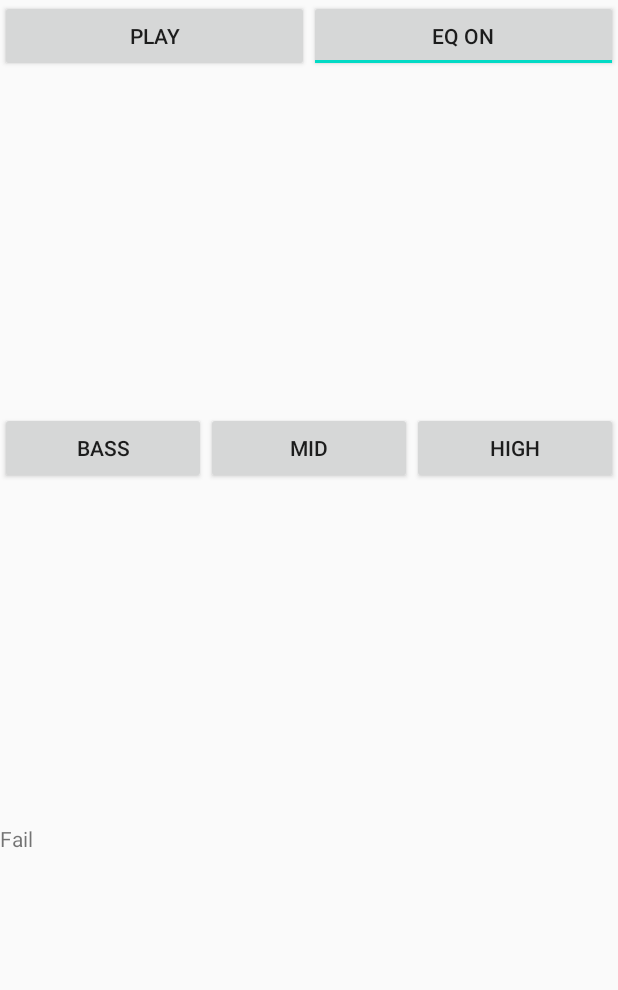
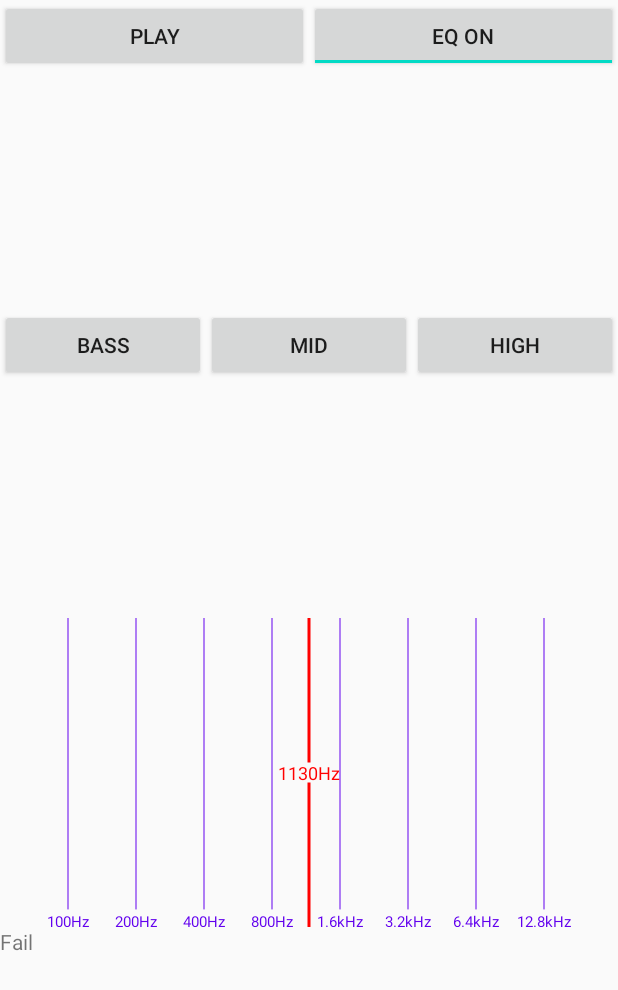
Before and after one commit to TheAvalanche/LearnEQ, an Android app: the screen it shows after launch (MainActivity), after a tap on "BASS", on a phone screen of 412 x 824 dp. Shown: the top 990 px of the screen. Run offline under Robolectric (Android 15) with nearby library versions, the phone set to English and light mode, and no system bars; 5 statements that could not run were skipped.

Commit message:
custom element

```diff
--- /dev/null
+++ b/app/src/main/java/lv/kartishev/eq/EQScale.kt
@@ -0,0 +1,124 @@
+package lv.kartishev.eq
+
+import android.content.Context
+import android.graphics.Canvas
+import android.graphics.Color
+import android.graphics.Paint
+import android.graphics.Rect
+import android.util.AttributeSet
+import android.view.MotionEvent
+import android.view.View
+
+
+/**
+ * TODO: document your custom view class.
+ */
+class EQScale : View {
+
+    private var scalePaint = Paint()
+    private var cursorPaint = Paint()
+    private var cursorPositionX = -1.0f
+    private var hz = 1130L
+
+    constructor(context: Context) : super(context) {
+        init(null, 0)
+    }
+
+    constructor(context: Context, attrs: AttributeSet) : super(context, attrs) {
+        init(attrs, 0)
+    }
+
+    constructor(context: Context, attrs: AttributeSet, defStyle: Int) : super(
+        context,
+        attrs,
+        defStyle
+    ) {
+        init(attrs, defStyle)
+    }
+
+    private fun init(attrs: AttributeSet?, defStyle: Int) {
+        // Load attributes
+        val a = context.obtainStyledAttributes(
+            attrs, R.styleable.EQScale, defStyle, 0
+        )
+
+        val scaleColor = a.getColor(
+            R.styleable.EQScale_scaleColor,
+            Color.BLUE
+        )
+
+        val cursorColor = a.getColor(
+            R.styleable.EQScale_cursorColor,
+            Color.RED
+        )
+
+        a.recycle()
+
+        // Set up a default TextPaint object
+        scalePaint.flags = Paint.ANTI_ALIAS_FLAG
+        scalePaint.color = scaleColor
+        scalePaint.textAlign = Paint.Align.CENTER
+        scalePaint.textSize = 10 * resources.displayMetrics.density
+
+        cursorPaint.flags = Paint.ANTI_ALIAS_FLAG
+        cursorPaint.color = cursorColor
+        cursorPaint.strokeWidth = 2 * resources.displayMetrics.density
+        cursorPaint.textAlign = Paint.Align.CENTER
+        cursorPaint.textSize = 12 * resources.displayMetrics.density
+
+    }
+
+    override fun onTouchEvent(event: MotionEvent): Boolean {
+        val x = event.x
+
+        val n = x *  9.0 / width;
+        hz = Math.round(25.0 * Math.pow(2.0, n + 1))
+
+        when (event.action) {
+            MotionEvent.ACTION_DOWN, MotionEvent.ACTION_MOVE -> {
+                cursorPositionX = x;
+                invalidate()
+            }
+        }
+        return true
+    }
+
+    override fun onDraw(canvas: Canvas) {
+        super.onDraw(canvas)
+
+        if (cursorPositionX < 0) {
+            cursorPositionX = width / 2.0f
+        }
+
+        val bounds = Rect()
+        cursorPaint.getTextBounds("1000Hz", 0, "1000Hz".length, bounds)
+        val curTextHeight: Int = bounds.height()
+
+        scalePaint.let {
+            canvas.drawLine(width / 9 * 1.0f, 0.0f, width / 9 * 1.0f, height.toFloat() - (it.fontMetrics.descent - it.fontMetrics.ascent), it)
+            canvas.drawLine(width / 9 * 2.0f, 0.0f, width / 9 * 2.0f, height.toFloat() - (it.fontMetrics.descent - it.fontMetrics.ascent), it)
+            canvas.drawLine(width / 9 * 3.0f, 0.0f, width / 9 * 3.0f, height.toFloat() - (it.fontMetrics.descent - it.fontMetrics.ascent), it)
+            canvas.drawLine(width / 9 * 4.0f, 0.0f, width / 9 * 4.0f, height.toFloat() - (it.fontMetrics.descent - it.fontMetrics.ascent), it)
+            canvas.drawLine(width / 9 * 5.0f, 0.0f, width / 9 * 5.0f, height.toFloat() - (it.fontMetrics.descent - it.fontMetrics.ascent), it)
+            canvas.drawLine(width / 9 * 6.0f, 0.0f, width / 9 * 6.0f, height.toFloat() - (it.fontMetrics.descent - it.fontMetrics.ascent), it)
+            canvas.drawLine(width / 9 * 7.0f, 0.0f, width / 9 * 7.0f, height.toFloat() - (it.fontMetrics.descent - it.fontMetrics.ascent), it)
+            canvas.drawLine(width / 9 * 8.0f, 0.0f, width / 9 * 8.0f, height.toFloat() - (it.fontMetrics.descent - it.fontMetrics.ascent), it)
+
+            canvas.drawText("100Hz", width / 9 * 1.0f, height.toFloat(), it)
+            canvas.drawText("200Hz", width / 9 * 2.0f, height.toFloat(), it)
+            canvas.drawText("400Hz", width / 9 * 3.0f, height.toFloat(), it)
+            canvas.drawText("800Hz", width / 9 * 4.0f, height.toFloat(), it)
+            canvas.drawText("1.6kHz", width / 9 * 5.0f, height.toFloat(), it)
+            canvas.drawText("3.2kHz", width / 9 * 6.0f, height.toFloat(), it)
+            canvas.drawText("6.4kHz", width / 9 * 7.0f, height.toFloat(), it)
+            canvas.drawText("12.8kHz", width / 9 * 8.0f, height.toFloat(), it)
+        }
+
+        cursorPaint.let {
+            canvas.drawLine(cursorPositionX, 0.0f, cursorPositionX, (height.toFloat() / 2) - (curTextHeight / 2) - (curTextHeight / 4), it)
+            canvas.drawLine(cursorPositionX, (height.toFloat() / 2) + (curTextHeight / 2) + (curTextHeight / 4), cursorPositionX, height.toFloat(), it)
+
+            canvas.drawText(hz.toString() + "Hz", cursorPositionX, (height.toFloat() / 2) + (curTextHeight / 2), it)
+        }
+    }
+}
--- a/app/src/main/java/lv/kartishev/eq/MainActivity.kt
+++ b/app/src/main/java/lv/kartishev/eq/MainActivity.kt
@@ -41,7 +41,7 @@ class MainActivity : AppCompatActivity() {
         val resultView: TextView = findViewById(R.id.result)
 
         bassButton.setOnClickListener { v: View ->
-            val frequency = PlaybackEngine.getFrequency()
+            val frequency = PlaybackEngine.frequency
 
             if (frequency >= 50 && frequency <= 250) {
                 resultView.setText("Match")
@@ -55,7 +55,7 @@ class MainActivity : AppCompatActivity() {
         }
 
         midButton.setOnClickListener { v: View ->
-            val frequency = PlaybackEngine.getFrequency()
+            val frequency = PlaybackEngine.frequency
 
             if (frequency >= 250 && frequency <= 4000) {
                 resultView.setText("Match")
@@ -69,7 +69,7 @@ class MainActivity : AppCompatActivity() {
         }
 
         highButton.setOnClickListener { v: View ->
-            val frequency = PlaybackEngine.getFrequency()
+            val frequency = PlaybackEngine.frequency
 
             if (frequency >= 4000 && frequency <= 20000) {
                 resultView.setText("Match")
--- a/app/src/main/java/lv/kartishev/eq/PlaybackEngine.java
+++ /dev/null
@@ -1,86 +0,0 @@
-package lv.kartishev.eq;
-/*
- * Copyright 2017 The Android Open Source Project
- *
- * Licensed under the Apache License, Version 2.0 (the "License");
- * you may not use this file except in compliance with the License.
- * You may obtain a copy of the License at
- *
- *      http://www.apache.org/licenses/LICENSE-2.0
- *
- * Unless required by applicable law or agreed to in writing, software
- * distributed under the License is distributed on an "AS IS" BASIS,
- * WITHOUT WARRANTIES OR CONDITIONS OF ANY KIND, either express or implied.
- * See the License for the specific language governing permissions and
- * limitations under the License.
- */
-
-import android.content.Context;
-import android.content.res.AssetManager;
-import android.media.AudioManager;
-import android.os.Build;
-
-public class PlaybackEngine {
-
-    static long mEngineHandle = 0;
-
-    // Load native library
-    static {
-        System.loadLibrary("hello-oboe");
-    }
-
-    static boolean create(Context context){
-
-        if (mEngineHandle == 0){
-            setDefaultStreamValues(context);
-            mEngineHandle = native_createEngine(context.getAssets());
-        }
-        return (mEngineHandle != 0);
-    }
-
-    private static void setDefaultStreamValues(Context context) {
-        if (Build.VERSION.SDK_INT >= Build.VERSION_CODES.JELLY_BEAN_MR1){
-            AudioManager myAudioMgr = (AudioManager) context.getSystemService(Context.AUDIO_SERVICE);
-            String sampleRateStr = myAudioMgr.getProperty(AudioManager.PROPERTY_OUTPUT_SAMPLE_RATE);
-            int defaultSampleRate = Integer.parseInt(sampleRateStr);
-            String framesPerBurstStr = myAudioMgr.getProperty(AudioManager.PROPERTY_OUTPUT_FRAMES_PER_BUFFER);
-            int defaultFramesPerBurst = Integer.parseInt(framesPerBurstStr);
-
-            native_setDefaultStreamValues(defaultSampleRate, defaultFramesPerBurst);
-        }
-    }
-
-    static void delete(){
-        if (mEngineHandle != 0){
-            native_deleteEngine(mEngineHandle);
-        }
-        mEngineHandle = 0;
-    }
-
-    static void setToneOn(boolean isToneOn){
-        if (mEngineHandle != 0) native_setToneOn(mEngineHandle, isToneOn);
-    }
-
-    static void setEQ(boolean isEqOn){
-        if (mEngineHandle != 0) native_setEQ(mEngineHandle, isEqOn);
-    }
-
-    static void changeEQ(){
-        if (mEngineHandle != 0) native_changeEQ(mEngineHandle);
-    }
-
-    static float getFrequency(){
-        if (mEngineHandle != 0) return native_getFrequency(mEngineHandle);
-
-        return 0.0f;
-    }
-
-    // Native methods
-    private static native long native_createEngine(AssetManager assetManager);
-    private static native void native_deleteEngine(long engineHandle);
-    private static native void native_setToneOn(long engineHandle, boolean isToneOn);
-    private static native float native_getFrequency(long engineHandle);
-    private static native void native_setEQ(long engineHandle, boolean isEqOn);
-    private static native void native_changeEQ(long engineHandle);
-    private static native void native_setDefaultStreamValues(int sampleRate, int framesPerBurst);
-}
--- /dev/null
+++ b/app/src/main/java/lv/kartishev/eq/PlaybackEngine.kt
@@ -0,0 +1,66 @@
+package lv.kartishev.eq
+
+import android.content.Context
+import android.content.res.AssetManager
+import android.media.AudioManager
+import android.os.Build
+
+object PlaybackEngine {
+    var mEngineHandle: Long = 0
+    fun create(context: Context): Boolean {
+        if (mEngineHandle == 0L) {
+            setDefaultStreamValues(context)
+            mEngineHandle = native_createEngine(context.assets)
+        }
+        return mEngineHandle != 0L
+    }
+
+    private fun setDefaultStreamValues(context: Context) {
+        if (Build.VERSION.SDK_INT >= Build.VERSION_CODES.JELLY_BEAN_MR1) {
+            val myAudioMgr = context.getSystemService(Context.AUDIO_SERVICE) as AudioManager
+            val sampleRateStr = myAudioMgr.getProperty(AudioManager.PROPERTY_OUTPUT_SAMPLE_RATE)
+            val defaultSampleRate = sampleRateStr.toInt()
+            val framesPerBurstStr = myAudioMgr.getProperty(AudioManager.PROPERTY_OUTPUT_FRAMES_PER_BUFFER)
+            val defaultFramesPerBurst = framesPerBurstStr.toInt()
+            native_setDefaultStreamValues(defaultSampleRate, defaultFramesPerBurst)
+        }
+    }
+
+    fun delete() {
+        if (mEngineHandle != 0L) {
+            native_deleteEngine(mEngineHandle)
+        }
+        mEngineHandle = 0
+    }
+
+    fun setToneOn(isToneOn: Boolean) {
+        if (mEngineHandle != 0L) native_setToneOn(mEngineHandle, isToneOn)
+    }
+
+    fun setEQ(isEqOn: Boolean) {
+        if (mEngineHandle != 0L) native_setEQ(mEngineHandle, isEqOn)
+    }
+
+    fun changeEQ() {
+        if (mEngineHandle != 0L) native_changeEQ(mEngineHandle)
+    }
+
+    val frequency: Float
+        get() = if (mEngineHandle != 0L) native_getFrequency(mEngineHandle) else 0.0f
+
+    // Native methods
+    private external fun native_createEngine(assetManager: AssetManager): Long
+    private external fun native_deleteEngine(engineHandle: Long)
+    private external fun native_setToneOn(engineHandle: Long, isToneOn: Boolean)
+
+    private external fun native_getFrequency(engineHandle: Long): Float
+    private external fun native_setEQ(engineHandle: Long, isEqOn: Boolean)
+
+    private external fun native_changeEQ(engineHandle: Long)
+    private external fun native_setDefaultStreamValues(sampleRate: Int, framesPerBurst: Int)
+
+    // Load native library
+    init {
+        System.loadLibrary("hello-oboe")
+    }
+}
--- a/app/src/main/res/layout/activity_main.xml
+++ b/app/src/main/res/layout/activity_main.xml
@@ -64,6 +64,18 @@
         android:layout_weight="1"
         android:orientation="horizontal">
 
+        <lv.kartishev.eq.EQScale
+            android:layout_width="match_parent"
+            android:layout_height="match_parent"
+            app:scaleColor="@color/colorPrimary" />
+    </LinearLayout>
+
+    <LinearLayout
+        android:layout_width="match_parent"
+        android:layout_height="match_parent"
+        android:layout_weight="1"
+        android:orientation="horizontal">
+
 
         <TextView
             android:id="@+id/result"
@@ -71,6 +83,7 @@
             android:layout_height="wrap_content"
             android:layout_weight="1"
             android:text="" />
+
     </LinearLayout>
 
 </LinearLayout>
--- /dev/null
+++ b/app/src/main/res/values/attrs_e_q_scale.xml
@@ -0,0 +1,6 @@
+<resources>
+    <declare-styleable name="EQScale">
+        <attr name="scaleColor" format="color" />
+        <attr name="cursorColor" format="color" />
+    </declare-styleable>
+</resources>
```
